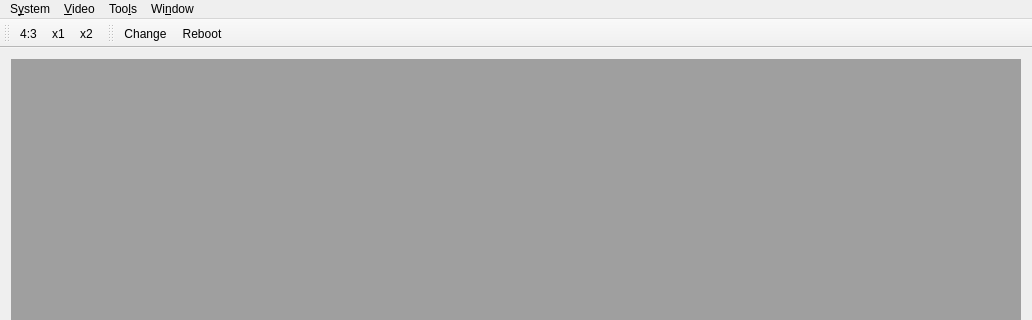
First picture: the form in source/frontends/qapple/qapple.ui, repository AppleWin/AppleWin, before the edit; both pictures show x 0 to 1032 and y 0 to 320 of the 1032 by 762 pixel window.
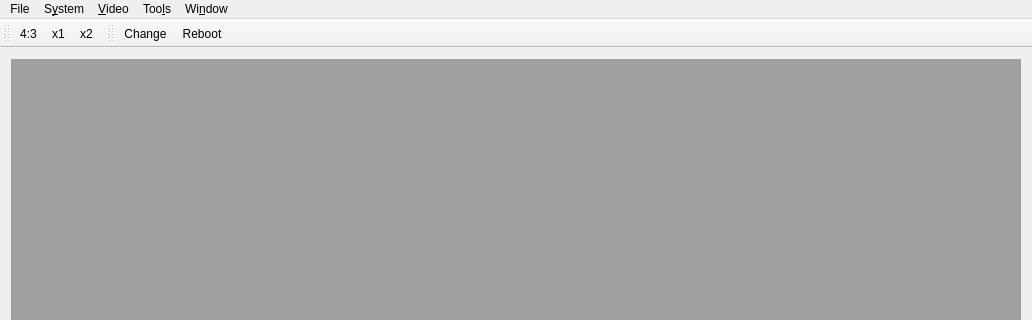
Second picture: the form after the edit.

The edit to the form file:
```diff
--- a/source/frontends/qapple/qapple.ui
+++ b/source/frontends/qapple/qapple.ui
@@ -62,6 +62,14 @@
     </property>
     <addaction name="actionOptions"/>
    </widget>
+   <widget class="QMenu" name="menuFile">
+    <property name="title">
+     <string>File</string>
+    </property>
+    <addaction name="actionLoad_state"/>
+    <addaction name="actionSave_state"/>
+   </widget>
+   <addaction name="menuFile"/>
    <addaction name="menuSystem"/>
    <addaction name="menuVideo"/>
    <addaction name="menuTools"/>
```
Left out of the diff: 10 changed lines with no effect on the pictures.
